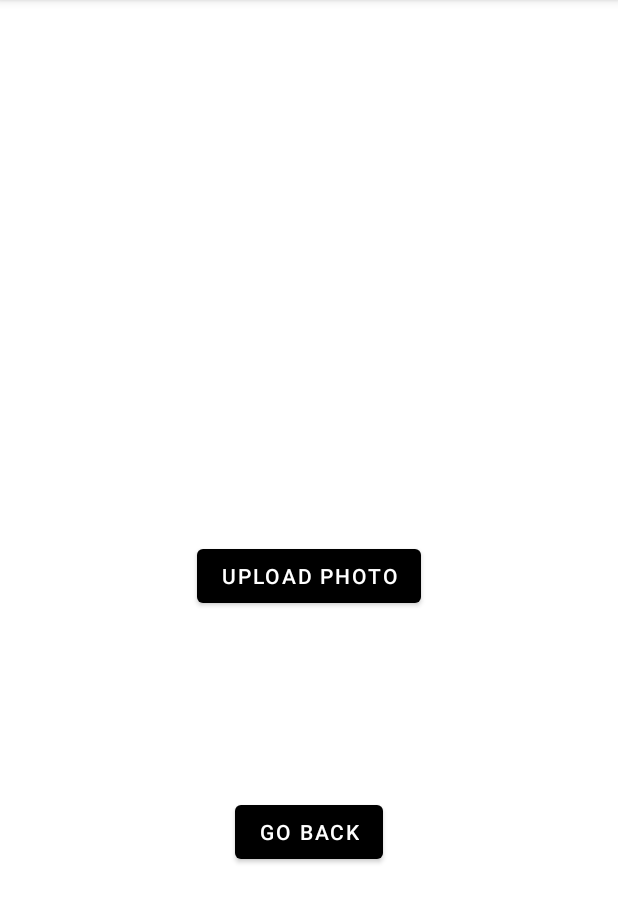
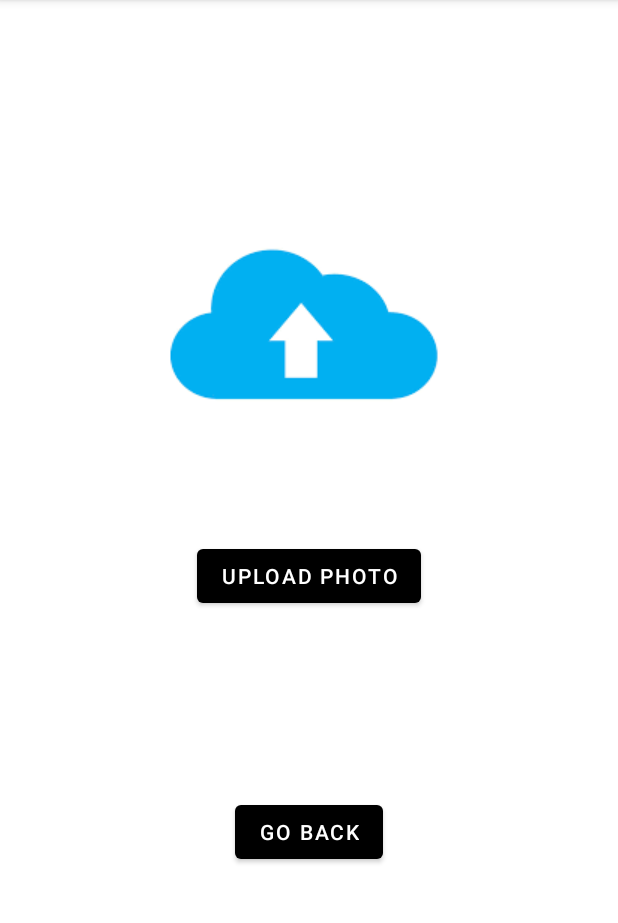
Before and after one commit to phillipinseoul/PhotoViewer, an Android app: the UploadActivity screen opened directly, with no data from a screen before it, on a phone screen of 412 x 824 dp, the part 84-1007 px from its top. Run offline under Robolectric (Android 15) with nearby library versions, the phone set to English and light mode, and no system bars.

Commit message:
upload image

```diff
--- a/app/src/main/AndroidManifest.xml
+++ b/app/src/main/AndroidManifest.xml
@@ -1,6 +1,9 @@
 <?xml version="1.0" encoding="utf-8"?>
 <manifest xmlns:android="http://schemas.android.com/apk/res/android"
     package="com.example.photoviewer">
+
+    <!--// Adding Read External Storage Permission-->
+    <uses-permission android:name="android.permission.READ_EXTERNAL_STORAGE"/>
 
     <application
         android:allowBackup="true"
--- a/app/src/main/java/com/example/photoviewer/UploadActivity.java
+++ b/app/src/main/java/com/example/photoviewer/UploadActivity.java
@@ -1,17 +1,95 @@
 package com.example.photoviewer;
 
+import androidx.annotation.NonNull;
+import androidx.annotation.Nullable;
 import androidx.appcompat.app.AppCompatActivity;
 
+import android.Manifest;
 import android.content.Intent;
+import android.content.pm.PackageManager;
+import android.os.Build;
 import android.os.Bundle;
 import android.view.View;
+import android.widget.Button;
+import android.widget.ImageView;
+import android.widget.Toast;
 
 public class UploadActivity extends AppCompatActivity {
+
+    ImageView mImageView;
+    Button mChooseBtn;
+
+    private static final int IMAGE_PICK_CODE = 1000;
+    private static final int PERMISSION_CODE = 1001;
+
 
     @Override
     protected void onCreate(Bundle savedInstanceState) {
         super.onCreate(savedInstanceState);
         setContentView(R.layout.activity_upload);
+
+        // VIEWS
+        mImageView = findViewById(R.id.imageView);
+        mChooseBtn = findViewById(R.id.UploadBtn);
+
+        // Handle Button Click
+        mChooseBtn.setOnClickListener(new View.OnClickListener(){
+            @Override
+            public void onClick (View v) {
+                // Check Runtime Permission
+                if (Build.VERSION.SDK_INT >= Build.VERSION_CODES.M) {
+                    if (checkSelfPermission(Manifest.permission.READ_EXTERNAL_STORAGE) == PackageManager.PERMISSION_DENIED) {
+                        // Permission NOT granted, request it
+                        String[] permissions = {Manifest.permission.READ_EXTERNAL_STORAGE};
+                        // Show popup for runtime permission
+                        requestPermissions(permissions, PERMISSION_CODE);
+                    }
+                    else {
+                        // Permission already granted
+                        pickImageFromGallery();
+                    }
+                }
+                else {
+                    // System OS is less than Marshmallow
+                    pickImageFromGallery();
+                }
+            }
+        });
+    }
+
+    private void pickImageFromGallery() {
+        // Intent to pick image
+        Intent intent = new Intent(Intent.ACTION_PICK);
+        intent.setType("image/*");
+        startActivityForResult(intent, IMAGE_PICK_CODE);
+    }
+
+    // Handle the result of runtime permission
+    @Override
+    public void onRequestPermissionsResult(int requestCode, @NonNull String[] permissions, @NonNull int[] grantResults) {
+        switch (requestCode){
+            case PERMISSION_CODE: {
+                if (grantResults.length > 0 && grantResults[0] == PackageManager.PERMISSION_GRANTED) {
+                    // Permission was granted
+                    pickImageFromGallery();
+                }
+                else {
+                    // Permission was denied
+                    Toast.makeText(this, "Permission was denied...!", Toast.LENGTH_SHORT).show();
+                }
+            }
+        }
+    }
+
+
+    // Handle the result of picked image
+    @Override
+    protected void onActivityResult(int requestCode, int resultCode, Intent data) {
+        super.onActivityResult(requestCode, resultCode, data);
+        if (resultCode == RESULT_OK && requestCode == IMAGE_PICK_CODE) {
+            // Set image to image view
+            mImageView.setImageURI(data.getData());
+        }
     }
 
     public void BackToMain (View v) {
--- a/app/src/main/res/layout/activity_upload.xml
+++ b/app/src/main/res/layout/activity_upload.xml
@@ -8,7 +8,7 @@
 
 
     <Button
-        android:id="@+id/button"
+        android:id="@+id/UploadBtn"
         android:layout_width="wrap_content"
         android:layout_height="wrap_content"
         android:layout_centerHorizontal="true"
@@ -16,7 +16,7 @@
         android:text="Upload Photo" />
 
     <Button
-        android:id="@+id/goBack"
+        android:id="@+id/goBackBtn"
         android:layout_width="wrap_content"
         android:layout_height="wrap_content"
         android:layout_alignParentBottom="true"
@@ -24,4 +24,15 @@
         android:layout_marginBottom="189dp"
         android:onClick="BackToMain"
         android:text="Go Back" />
+
+    <!--ImageView on which the uploaded image will be set-->
+    <ImageView
+        android:id="@+id/imageView"
+        android:layout_width="wrap_content"
+        android:layout_height="wrap_content"
+        android:layout_centerHorizontal="true"
+        android:layout_alignParentTop="true"
+        android:layout_marginTop="120dp"
+        app:srcCompat="@drawable/upload_image" />
+
 </RelativeLayout>
```
Also changed, not shown: app/src/main/res/drawable-v24/upload_image.png (added).
